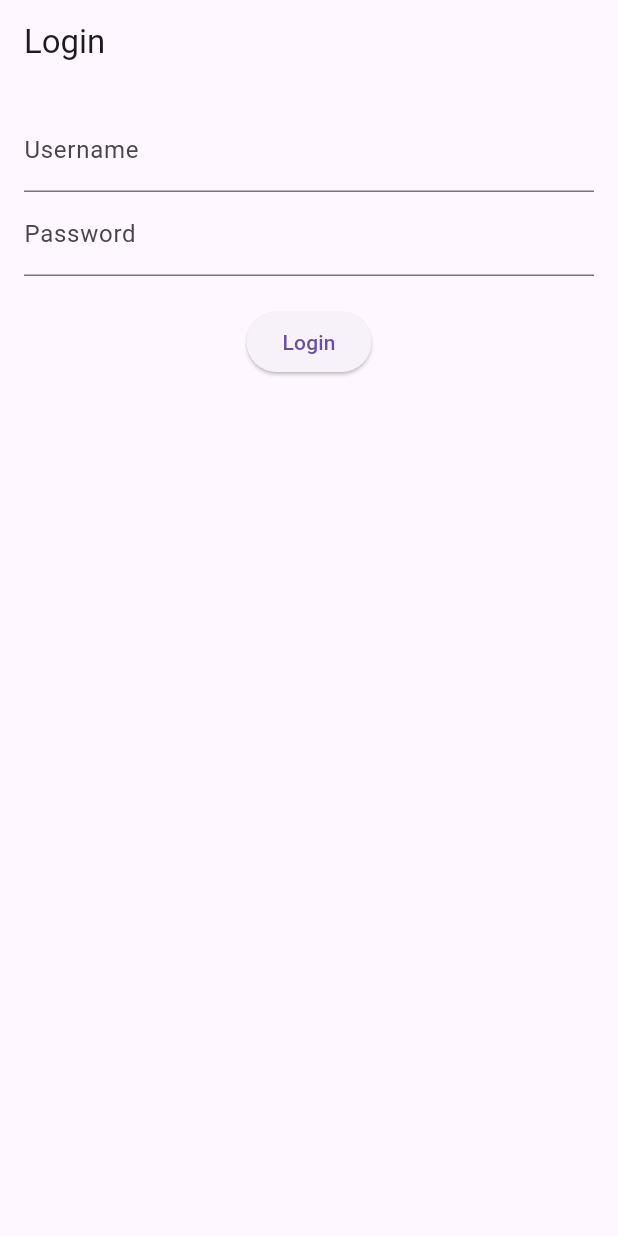
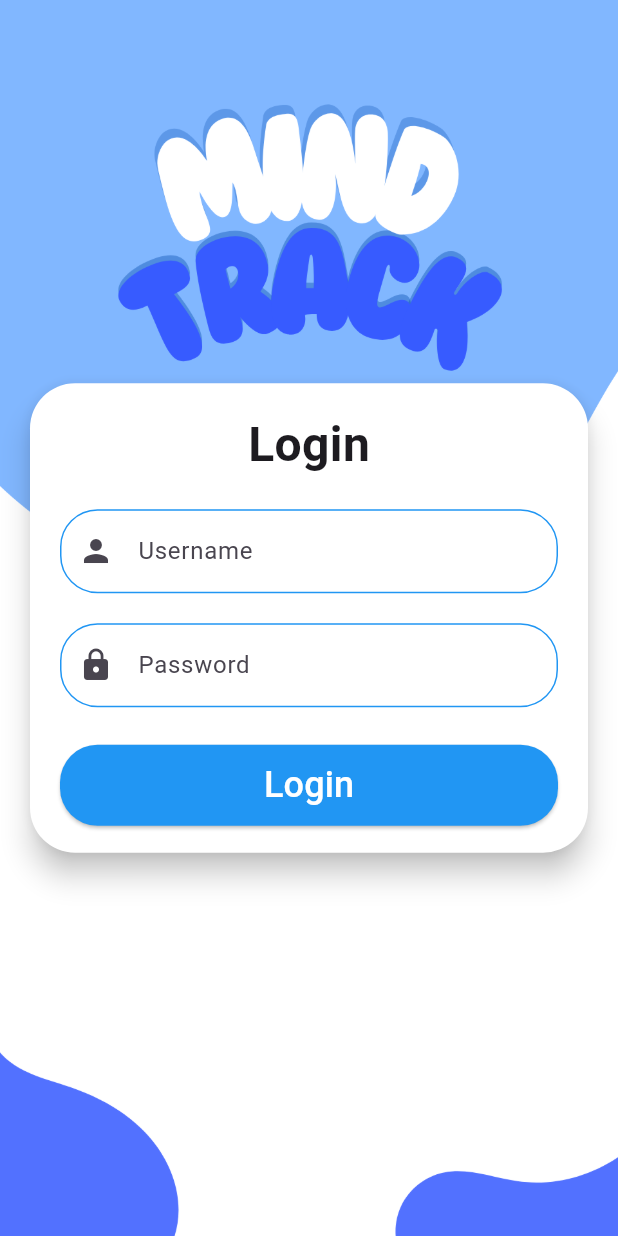
Before and after one commit to MindTrack-WX64/MInd_Track_App_Flutter, a Flutter app: the screen it shows after launch, on a phone screen of 412 x 824 dp. Run offline on Flutter 3.47's test engine with Material 3 defaults, Android fonts, the phone set to English and light mode, and no system bars.

Commit message:
feat: ui design in login page

```diff
--- a/lib/auth/ui/pages/login_page.dart
+++ b/lib/auth/ui/pages/login_page.dart
@@ -51,28 +51,99 @@ class _LoginPageState extends State<LoginPage> {
   @override
   Widget build(BuildContext context) {
     return Scaffold(
-      appBar: AppBar(title: Text('Login')),
-      body: Padding(
+      body: Stack(
+        children: [
+          Container(
+            decoration: BoxDecoration(
+              image: DecorationImage(
+                image: AssetImage('assets/background.png'), // Ruta de la imagen
+                fit: BoxFit.cover,
+              ),
+            ),
+          ),
+          Padding(
             padding: const EdgeInsets.all(16.0),
+            child: Center(
+              child: Card(
+                color: Colors.white,
+                elevation: 8.0,
+                shape: RoundedRectangleBorder(
+                  borderRadius: BorderRadius.circular(30.0),
+                ),
+                child: Padding(
+                  padding: const EdgeInsets.symmetric(vertical: 18.0, horizontal: 20.0),
                   child: Column(
+                    mainAxisSize: MainAxisSize.min,
                     children: [
+                      Center(
+                        child: Text(
+                          'Login',
+                          style: TextStyle(
+                            fontSize: 32.0,
+                            fontWeight: FontWeight.bold,
+                          ),
+                        ),
+                      ),
+                      SizedBox(height: 20),
                       TextField(
                         controller: _usernameController,
-              decoration: InputDecoration(labelText: 'Username'),
+                        decoration: InputDecoration(
+                          labelText: 'Username',
+                          prefixIcon: Icon(Icons.person),
+                          enabledBorder: OutlineInputBorder(
+                            borderSide: BorderSide(color: Colors.blue),
+                            borderRadius: BorderRadius.circular(25.0),
                           ),
+                          focusedBorder: OutlineInputBorder(
+                            borderSide: BorderSide(color: Colors.blue),
+                            borderRadius: BorderRadius.circular(25.0),
+                          ),
+                        ),
+                      ),
+                      SizedBox(height: 20),
                       TextField(
                         controller: _passwordController,
-              decoration: InputDecoration(labelText: 'Password'),
+                        decoration: InputDecoration(
+                          labelText: 'Password',
+                          prefixIcon: Icon(Icons.lock),
+                          enabledBorder: OutlineInputBorder(
+                            borderSide: BorderSide(color: Colors.blue),
+                            borderRadius: BorderRadius.circular(25.0),
+                          ),
+                          focusedBorder: OutlineInputBorder(
+                            borderSide: BorderSide(color: Colors.blue),
+                            borderRadius: BorderRadius.circular(25.0),
+                          ),
+                        ),
                         obscureText: true,
                       ),
-            SizedBox(height: 20),
-            ElevatedButton(
+                      SizedBox(height: 25),
+                      SizedBox(
+                        width: double.infinity,
+                        child: ElevatedButton(
                           onPressed: _login,
-              child: Text('Login'),
+                          style: ElevatedButton.styleFrom(
+                            backgroundColor: Colors.blue, // Background color
+                            foregroundColor: Colors.white, // Text color
+                            padding: EdgeInsets.all(10), // Padding
+                            shape: RoundedRectangleBorder(
+                              borderRadius: BorderRadius.circular(25.0),
+                            ),
+                          ),
+                          child: Text(
+                            'Login',
+                            style: TextStyle(fontSize: 24.0),
+                          ),
+                        ),
                       ),
                     ],
                   ),
                 ),
+              ),
+            ),
+          ),
+        ],
+      ),
     );
   }
 }
--- a/lib/shared/services/auth_service.dart
+++ b/lib/shared/services/auth_service.dart
@@ -3,7 +3,7 @@ import 'package:http/http.dart' as http;
 import '../models/user.dart';
 
 class AuthService {
-  final String baseUrl = '10.0.2.2:3000';
+  final String baseUrl = 'http://192.168.1.100:3000';
 
   Future<User> signIn(String username, String password) async {
     print('Attempting to sign in with Username: $username, Password: $password');
--- a/pubspec.yaml
+++ b/pubspec.yaml
@@ -52,7 +52,8 @@ dev_dependencies:
 
 # The following section is specific to Flutter packages.
 flutter:
-
+  assets:
+    - assets/background.png
   # The following line ensures that the Material Icons font is
   # included with your application, so that you can use the icons in
   # the material Icons class.
```
Also changed, not shown: assets/background.png (added). Lines whose indentation alone changed are shown as unchanged.
